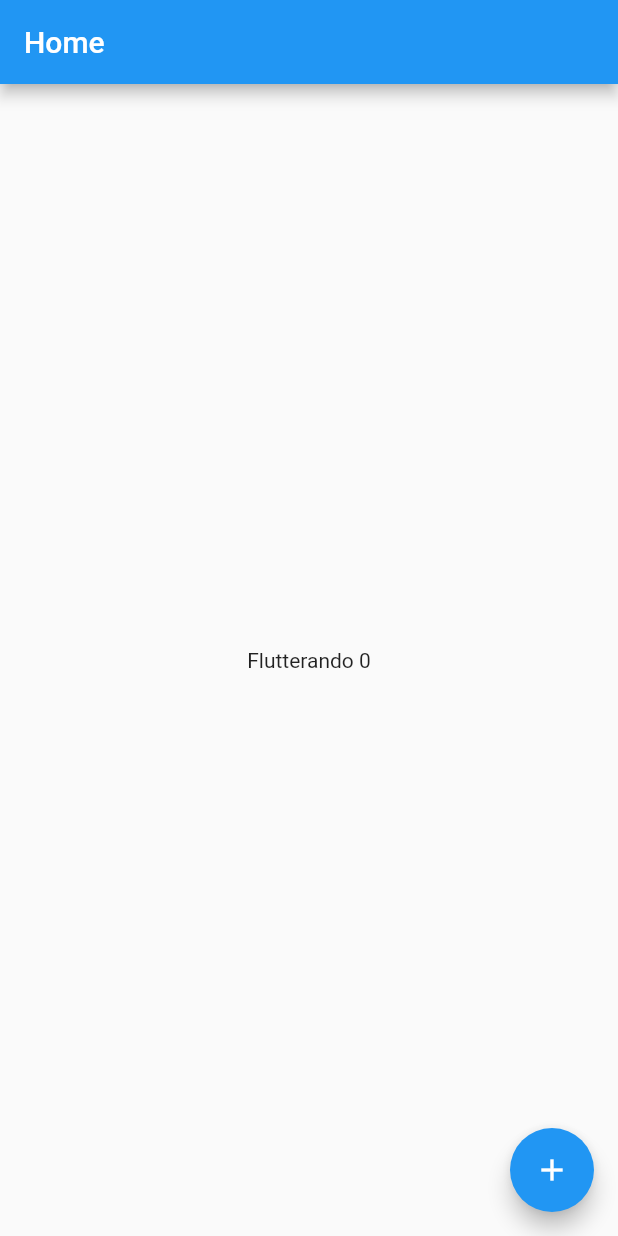
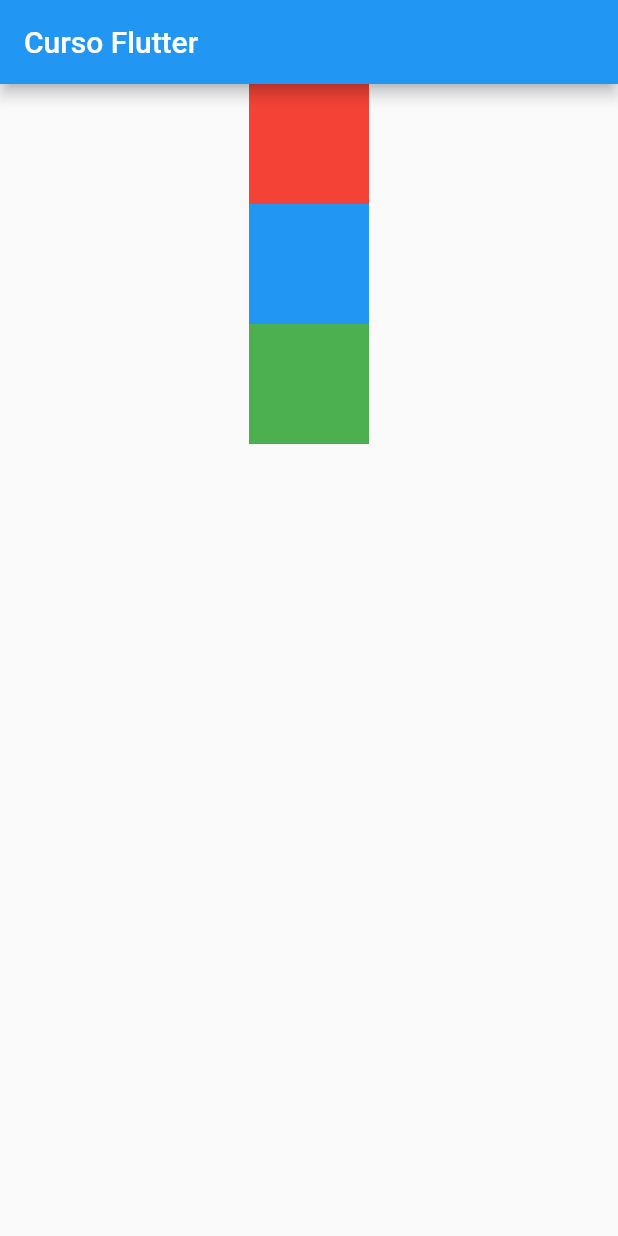
Before and after one commit to paulocf92/flutter-course-2022, a Flutter app: the screen it shows after launch, on a phone screen of 412 x 824 dp. Run offline on Flutter 3.47's test engine with Material 2 defaults, Android fonts, the phone set to English and light mode, and no system bars.

Commit message:
study: introducing Column widget

```diff
--- a/lib/home_controller.dart
+++ /dev/null
@@ -1,16 +0,0 @@
-import 'package:flutter/material.dart';
-
-class HomeController extends InheritedNotifier<ValueNotifier<int>> {
-  HomeController({super.key, required super.child})
-      : super(notifier: ValueNotifier(0));
-
-  static HomeController of(BuildContext context) {
-    return context.dependOnInheritedWidgetOfExactType<HomeController>()!;
-  }
-
-  int get value => notifier!.value;
-
-  increment() {
-    notifier!.value++;
-  }
-}
--- a/lib/home_page.dart
+++ /dev/null
@@ -1,32 +0,0 @@
-import 'package:flutter/material.dart';
-
-class HomePage extends StatefulWidget {
-  const HomePage({super.key});
-
-  @override
-  State<HomePage> createState() => _HomePageState();
-}
-
-class _HomePageState extends State<HomePage> {
-  var counter = 0;
-
-  @override
-  Widget build(BuildContext context) {
-    return Scaffold(
-      appBar: AppBar(
-        title: const Text('Home'),
-      ),
-      body: Center(
-        child: Text('Flutterando $counter'),
-      ),
-      floatingActionButton: FloatingActionButton(
-        child: const Icon(Icons.add),
-        onPressed: () {
-          setState(() {
-            counter++;
-          });
-        },
-      ),
-    );
-  }
-}
--- a/lib/main.dart
+++ b/lib/main.dart
@@ -1,7 +1,45 @@
 import 'package:flutter/material.dart';
 
-import 'myapp.dart';
+void main() {
+  runApp(const MyHomePage());
+}
 
-void main() {
-  runApp(const MyApp());
+class MyHomePage extends StatefulWidget {
+  const MyHomePage({super.key});
+
+  @override
+  State<MyHomePage> createState() => _MyHomePageState();
 }
+
+class _MyHomePageState extends State<MyHomePage> {
+  @override
+  Widget build(BuildContext context) {
+    return MaterialApp(
+      home: Scaffold(
+        appBar: AppBar(
+          title: const Text('Curso Flutter'),
+        ),
+        body: Center(
+            child: Column(
+          children: [
+            Container(
+              width: 80,
+              height: 80,
+              color: Colors.red,
+            ),
+            Container(
+              width: 80,
+              height: 80,
+              color: Colors.blue,
+            ),
+            Container(
+              width: 80,
+              height: 80,
+              color: Colors.green,
+            ),
+          ],
+        )),
+      ),
+    );
+  }
+}
--- a/lib/myapp.dart
+++ /dev/null
@@ -1,15 +0,0 @@
-import 'package:flutter/material.dart';
-import 'package:flutter_course_2022/home_controller.dart';
-
-import 'home_page.dart';
-
-class MyApp extends StatelessWidget {
-  const MyApp({super.key});
-
-  @override
-  Widget build(BuildContext context) {
-    return MaterialApp(
-      home: HomeController(child: const HomePage()),
-    );
-  }
-}
```
